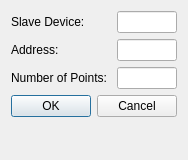
Qt form modscan64/dialogsetuppresetdata.ui (sanny32/OpenModScan) before a commit.
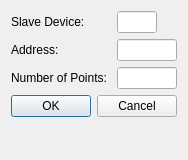
The same form after that commit. Custom widgets are drawn as their Qt base class.

Commit message: Developing force multiple coils dialog

Patch:
```diff
--- a/modscan64/dialogsetuppresetdata.ui
+++ b/modscan64/dialogsetuppresetdata.ui
@@ -22,7 +22,20 @@
     </widget>
    </item>
    <item row="0" column="1">
-    <widget class="NumericLineEdit" name="lineEditSlaveDevice"/>
+    <widget class="NumericLineEdit" name="lineEditSlaveDevice">
+     <property name="sizePolicy">
+      <sizepolicy hsizetype="Fixed" vsizetype="Fixed">
+       <horstretch>0</horstretch>
+       <verstretch>0</verstretch>
+      </sizepolicy>
+     </property>
+     <property name="maximumSize">
+      <size>
+       <width>40</width>
+       <height>16777215</height>
+      </size>
+     </property>
+    </widget>
    </item>
    <item row="2" column="0">
     <widget class="QLabel" name="labelAddress">
```
Left out of the diff: 30 changed lines with no effect on the pictures. The commit also changes 5 other files.
